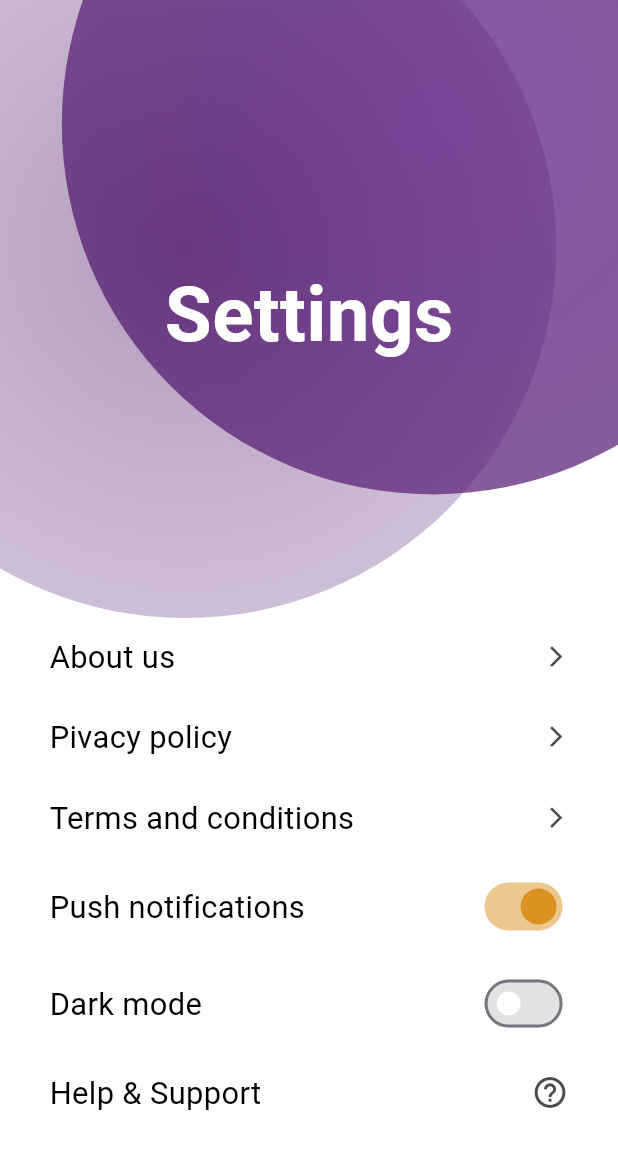
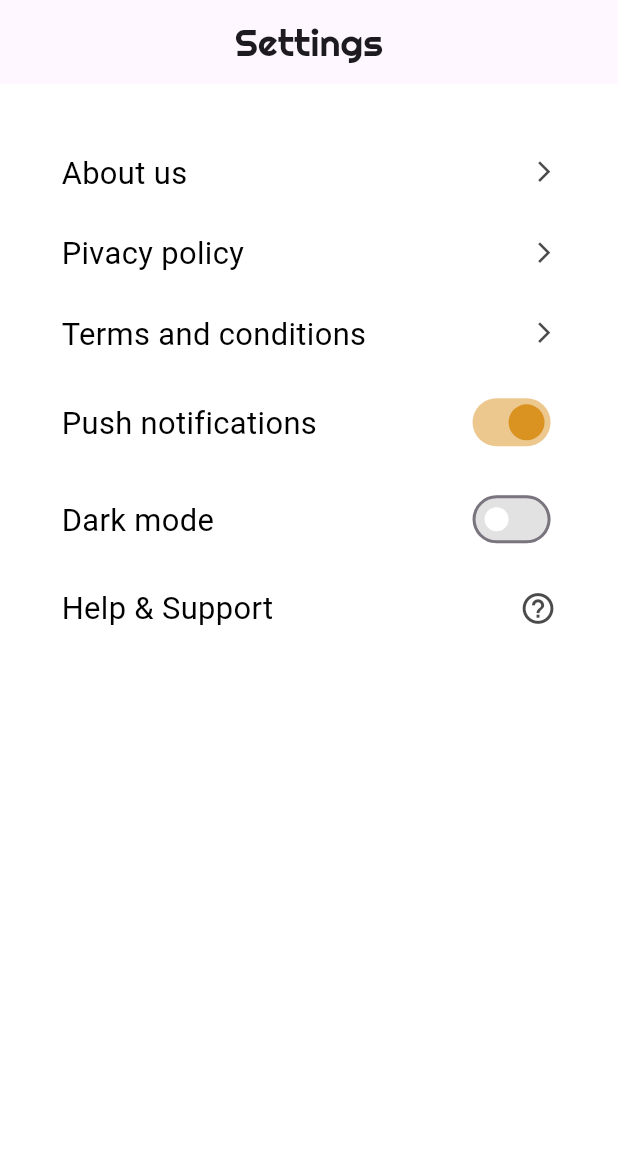
Before and after one commit to rababhamdyy-SmartFinancialManagement/finyx_mobile_app, a Flutter app: the SettingScreen screen opened directly, on a phone screen of 412 x 824 dp. Shown: the top 1149 px of the screen. Run offline on Flutter 3.47's test engine with Material 3 defaults, Android fonts, the phone set to English and light mode, and no system bars; our stand-ins replace fl_chart, flutter_bloc, pin_code_fields, shared_preferences, smooth_page_indicator; accounts and stored records are empty.

Commit message:
setting title

```diff
--- a/lib/views/setting/setting_view.dart
+++ b/lib/views/setting/setting_view.dart
@@ -1,6 +1,4 @@
 import 'package:finyx_mobile_app/widgets/buttons_widgets/custom_container_button.dart';
-import 'package:finyx_mobile_app/widgets/custom_widgets/custom_text.dart';
-import 'package:finyx_mobile_app/widgets/shared/curved_background_widget.dart';
 import 'package:flutter/material.dart';
 
 class SettingScreen extends StatefulWidget {
@@ -14,27 +12,23 @@ class _SettingScreenState extends State<SettingScreen> {
   @override
   Widget build(BuildContext context) {
     return Scaffold(
-      resizeToAvoidBottomInset: false,
-      extendBodyBehindAppBar: true,
-      body: Stack(
-        children: [
-          CustomPaint(
-            size: Size(double.infinity, double.infinity),
-            painter: CurvedBackgroundPainter(context),
+      appBar: AppBar(
+        automaticallyImplyLeading: false,
+        title: const Text(
+          'Settings', // Title displayed in the app bar
+          style: TextStyle(
+            fontFamily: 'Righteous',
+            fontSize: 25,
           ),
-          SingleChildScrollView(
-            child: Center(
+        ),
+        centerTitle: true,
+      ),
+      body: SafeArea(
+        child: SingleChildScrollView(
+          child: Padding(
+            padding: const EdgeInsets.fromLTRB(8, 32, 8, 0),
             child: Column(
               children: [
-                  SizedBox(height: MediaQuery.of(context).size.height * 0.21),
-
-                  CustomText(
-                    fontSize: MediaQuery.of(context).size.width * 0.0003,
-                    color: Colors.white,
-                    text: 'Settings',
-                    isBold: true,
-                  ),
-                  SizedBox(height: MediaQuery.of(context).size.height * 0.2),
                 CustomContainerButton(
                   text: "About us",
                   onPressed: () {
@@ -82,7 +76,6 @@ class _SettingScreenState extends State<SettingScreen> {
             ),
           ),
         ),
-        ],
       ),
     );
   }
--- a/lib/views/wallet/wallet_view.dart
+++ b/lib/views/wallet/wallet_view.dart
@@ -13,12 +13,19 @@ class WalletScreen extends StatelessWidget {
     // Return the scaffold containing the app bar and the body of the wallet screen
     return Scaffold(
       appBar: AppBar(
+        automaticallyImplyLeading: false,
         title: const Text(
           'View Bill', // Title displayed in the app bar
-          style: TextStyle(fontFamily: 'Righteous', fontSize: 25), // Text style for the title
+          style: TextStyle(
+            fontFamily: 'Righteous',
+            fontSize: 25,
+          ),
         ),
+        centerTitle: true,
       ),
-      body: WalletBody(userType: userType), // Pass the user type to the WalletBody to display appropriate content
+      body: WalletBody(
+        userType: userType,
+      ), // Pass the user type to the WalletBody to display appropriate content
     );
   }
 }
--- a/pubspec.yaml
+++ b/pubspec.yaml
@@ -73,6 +73,7 @@ flutter:
     - assets/images/otp/
     - assets/images/home/
     - assets/images/wallet/
+    - assets/images/setting/
 
   # An image asset can refer to one or more resolution-specific "variants", see
   # https://flutter.dev/to/resolution-aware-images
```
Also changed, not shown: assets/images/setting/setting.jpg (added). Lines whose indentation alone changed are shown as unchanged.
